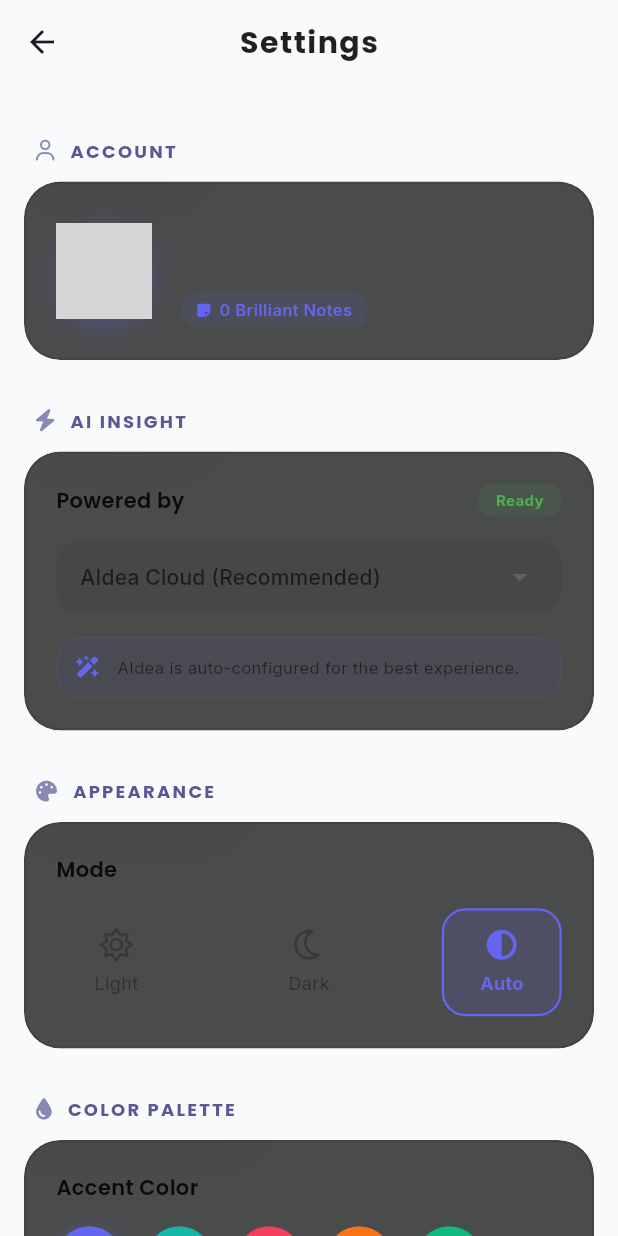
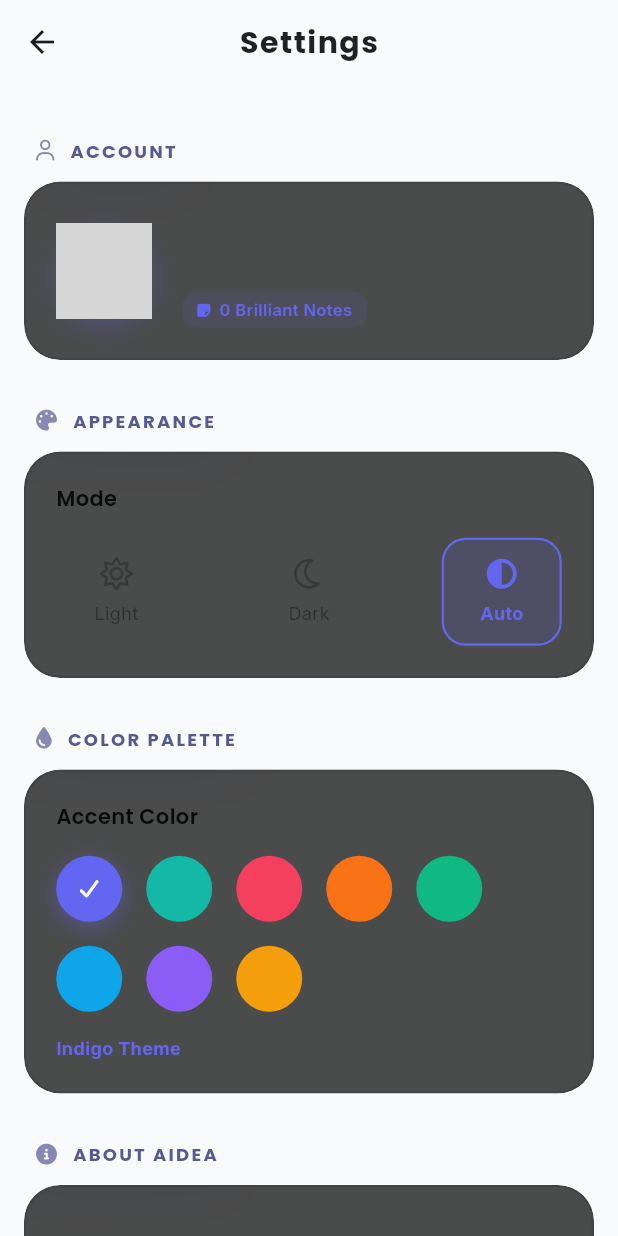
Before and after one commit to ahmed1more/AIdea, a Flutter app: the SettingsScreen screen opened directly, on a phone screen of 412 x 824 dp. Run offline on Flutter 3.47's test engine with Material 3 defaults, Android fonts, the phone set to English and light mode, and no system bars; drawn by our look-alikes of flutter_animate; our stand-ins replace cloud_firestore, firebase_auth, firebase_core, font_awesome_flutter, google_fonts, share_plus and 1 more; accounts and stored records are empty; network calls fail; grey boxes are pictures that could not be loaded.

Commit message:
Refactor: Move Gemini API logic to backend, clean up Flutter UI, and secure credentials

```diff
--- a/lib/providers/settings_provider.dart
+++ b/lib/providers/settings_provider.dart
@@ -3,20 +3,15 @@ import 'package:flutter/material.dart';
 import 'package:google_fonts/google_fonts.dart';
 import 'package:shared_preferences/shared_preferences.dart';
 
-enum AiModel { aidea, gemini }
-
 class SettingsProvider extends ChangeNotifier {
   static const String _themeModeKey = 'theme_mode';
   static const String _accentColorKey = 'accent_color';
-  static const String _aiModelKey = 'ai_model';
-  static const String _apiKeyKey = 'api_key';
   static const String _aideaUrlKey = 'aidea_url';
 
   ThemeMode _themeMode = ThemeMode.system;
   int _accentColorIndex = 0;
-  AiModel _aiModel = AiModel.gemini;
-  String _apiKey = '';
-  String _aideaUrl = 'https://atinc1-aidea-server.hf.space';
+  // التعديل الأول هنا 👇
+  String _aideaUrl = 'http://127.0.0.1:7860';
 
   // Available accent colors
   static const List<({String name, Color color})> accentColors = [
@@ -33,15 +28,8 @@ class SettingsProvider extends ChangeNotifier {
   ThemeMode get themeMode => _themeMode;
   int get accentColorIndex => _accentColorIndex;
   Color get accentColor => accentColors[_accentColorIndex].color;
-  AiModel get aiModel => _aiModel;
-  String get apiKey => _apiKey;
   String get aideaUrl => _aideaUrl;
-  bool get isAiConfigured {
-    if (_aiModel == AiModel.aidea) {
-      return true; // Now auto-configured
-    }
-    return _apiKey.isNotEmpty;
-  }
+  bool get isAiConfigured => true;
 
   SettingsProvider() {
     _loadPreferences();
@@ -53,11 +41,9 @@ class SettingsProvider extends ChangeNotifier {
     _themeMode = ThemeMode.values[modeIndex];
     _accentColorIndex = prefs.getInt(_accentColorKey) ?? 0;
     if (_accentColorIndex >= accentColors.length) _accentColorIndex = 0;
-    final aiModelIndex = prefs.getInt(_aiModelKey) ?? 0;
-    _aiModel = AiModel.values[aiModelIndex];
-    _apiKey = prefs.getString(_apiKeyKey) ?? '';
+    // التعديل التاني هنا 👇
     _aideaUrl =
-        prefs.getString(_aideaUrlKey) ?? 'https://atinc1-aidea-server.hf.space';
+        prefs.getString(_aideaUrlKey) ?? 'http://127.0.0.1:7860';
     notifyListeners();
   }
 
@@ -74,20 +60,6 @@ class SettingsProvider extends ChangeNotifier {
     notifyListeners();
     final prefs = await SharedPreferences.getInstance();
     await prefs.setInt(_accentColorKey, index);
-  }
-
-  Future<void> setAiModel(AiModel model) async {
-    _aiModel = model;
-    notifyListeners();
-    final prefs = await SharedPreferences.getInstance();
-    await prefs.setInt(_aiModelKey, model.index);
-  }
-
-  Future<void> setApiKey(String key) async {
-    _apiKey = key;
-    notifyListeners();
-    final prefs = await SharedPreferences.getInstance();
-    await prefs.setString(_apiKeyKey, key);
   }
 
   Future<void> setAideaUrl(String url) async {
@@ -252,8 +224,8 @@ class SettingsProvider extends ChangeNotifier {
                             fontWeight: FontWeight.bold,
                             color:
                                 Theme.of(context).brightness == Brightness.dark
-                                ? Colors.white
-                                : Colors.black,
+                                    ? Colors.white
+                                    : Colors.black,
                           ),
                         ),
                         const SizedBox(height: 16),
--- a/lib/screens/settings/settings_screen.dart
+++ b/lib/screens/settings/settings_screen.dart
@@ -51,14 +51,7 @@ class SettingsScreen extends StatelessWidget {
                 _buildAccountCard(context, settings, isDark),
                 const SizedBox(height: 16),
 
-                // ── AI Configuration Section ──
-                _buildSectionHeader(
-                  context,
-                  'AI Insight',
-                  FontAwesomeIcons.bolt,
-                ),
-                _buildAiConfigCard(context, settings, isDark),
-                const SizedBox(height: 16),
+
 
                 // ── Appearance Section ──
                 _buildSectionHeader(
@@ -539,126 +532,6 @@ class SettingsScreen extends StatelessWidget {
     ).animate().fadeIn(delay: 500.ms).slideX(begin: 0.1);
   }
 
-  // ── AI Configuration Card ──
-  Widget _buildAiConfigCard(
-    BuildContext context,
-    SettingsProvider settings,
-    bool isDark,
-  ) {
-    return Padding(
-      padding: const EdgeInsets.symmetric(horizontal: 16),
-      child: settings.glassMorphicContainer(
-        context: context,
-        padding: const EdgeInsets.all(20),
-        opacity: isDark ? 0.05 : 0.7,
-        borderRadius: BorderRadius.circular(24),
-        child: Column(
-          crossAxisAlignment: CrossAxisAlignment.start,
-          children: [
-            Row(
-              mainAxisAlignment: MainAxisAlignment.spaceBetween,
-              children: [
-                Text(
-                  'Powered by',
-                  style: GoogleFonts.poppins(
-                    fontWeight: FontWeight.w600,
-                    color: isDark ? Colors.white70 : Colors.black87,
-                  ),
-                ),
-                Container(
-                  padding: const EdgeInsets.symmetric(
-                    horizontal: 12,
-                    vertical: 4,
-                  ),
-                  decoration: BoxDecoration(
-                    color: settings.isAiConfigured
-                        ? Colors.green.withOpacity(0.1)
-                        : Colors.orange.withOpacity(0.1),
-                    borderRadius: BorderRadius.circular(10),
-                  ),
-                  child: Text(
-                    settings.isAiConfigured ? 'Ready' : 'Setup Required',
-                    style: GoogleFonts.inter(
-                      color: settings.isAiConfigured
-                          ? Colors.green
-                          : Colors.orange,
-                      fontSize: 10,
-                      fontWeight: FontWeight.bold,
-                    ),
-                  ),
-                ),
-              ],
-            ),
-            const SizedBox(height: 16),
-
-            _buildDropdown(
-              value: settings.aiModel,
-              items: {
-                AiModel.aidea: 'AIdea Cloud (Recommended)',
-                AiModel.gemini: 'Google Gemini Pro',
-              },
-              onChanged: (val) => settings.setAiModel(val as AiModel),
-              isDark: isDark,
-              settings: settings,
-            ),
-
-            const SizedBox(height: 16),
-            if (settings.aiModel == AiModel.aidea)
-              Container(
-                padding: const EdgeInsets.all(12),
-                decoration: BoxDecoration(
-                  color: settings.accentColor.withOpacity(0.05),
-                  borderRadius: BorderRadius.circular(16),
-                  border: Border.all(
-                    color: settings.accentColor.withOpacity(0.1),
-                  ),
-                ),
-                child: Row(
-                  children: [
-                    FaIcon(
-                      FontAwesomeIcons.wandMagicSparkles,
-                      color: settings.accentColor,
-                      size: 14,
-                    ),
-                    const SizedBox(width: 12),
-                    Expanded(
-                      child: Text(
-                        'AIdea is auto-configured for the best experience.',
-                        style: GoogleFonts.inter(
-                          fontSize: 11,
-                          color: isDark ? Colors.white60 : Colors.black54,
-                          height: 1.4,
-                        ),
-                      ),
-                    ),
-                  ],
-                ),
-              )
-            else ...[
-              Text(
-                'Gemini API Key',
-                style: GoogleFonts.inter(
-                  fontSize: 12,
-                  fontWeight: FontWeight.w600,
-                  color: isDark ? Colors.white54 : Colors.black45,
-                ),
-              ),
-              const SizedBox(height: 8),
-              _buildModernTextField(
-                initialValue: settings.apiKey,
-                hint: 'Enter your API key',
-                icon: FontAwesomeIcons.key,
-                onChanged: (val) => settings.setApiKey(val),
-                isDark: isDark,
-                settings: settings,
-                obscure: true,
-              ),
-            ],
-          ],
-        ),
-      ),
-    ).animate().fadeIn(delay: 300.ms).slideX(begin: 0.1);
-  }
 
   Widget _buildDropdown({
     required dynamic value,
```
Also changed, not shown: lib/screens/home/add_note_screen.dart (+5 -28 lines), lib/services/ai_service.dart (+1 -163 lines).
